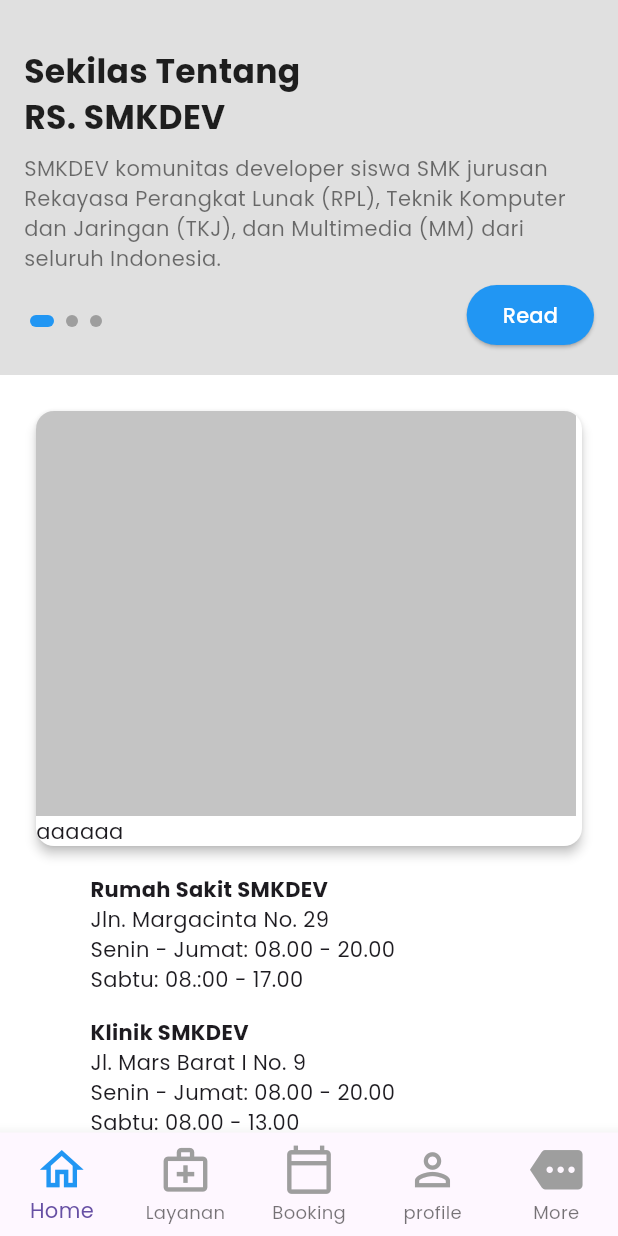
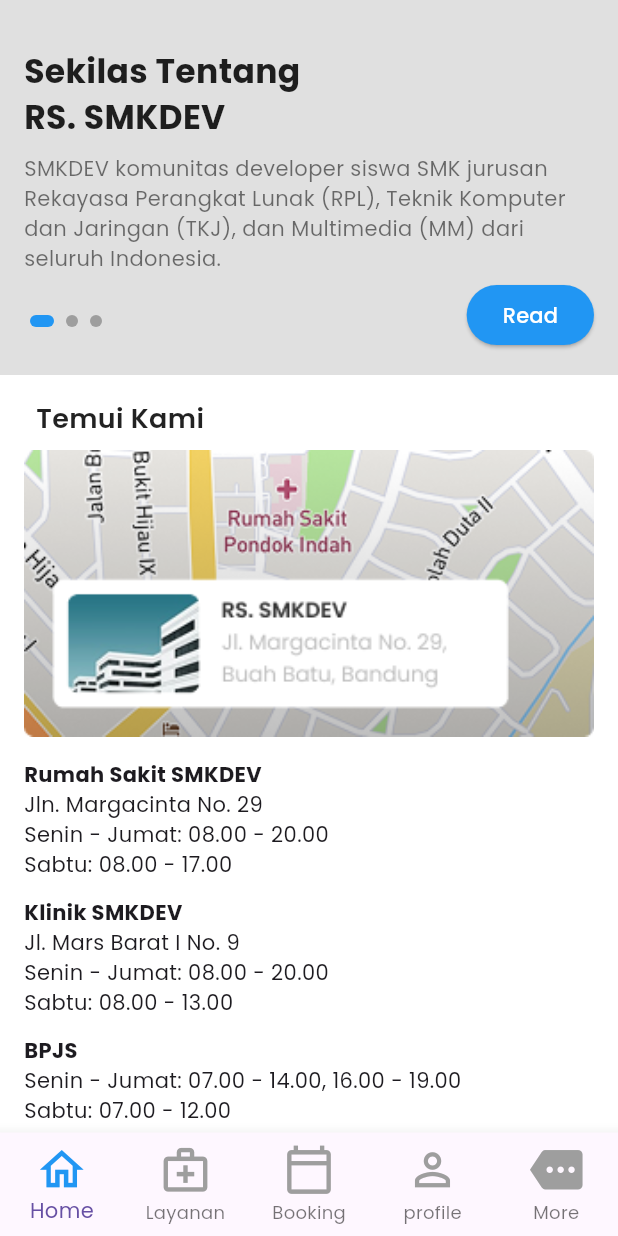
Before and after one commit to zyrridian/hospital-app, a Flutter app: the screen it shows after launch, on a phone screen of 412 x 824 dp. Run offline on Flutter 3.47's test engine with Material 3 defaults, Android fonts, the phone set to English and light mode, and no system bars; drawn by our look-alikes of carousel_slider.

Commit message:
feat: add map section home

```diff
--- a/lib/home/home.dart
+++ b/lib/home/home.dart
@@ -61,6 +61,30 @@ class _HomePageState extends State<HomePage> {
       'buttonText': 'Join Us'
     }
   ];
+
+  final Map<String, dynamic> mapData = {
+    'title': 'Temui Kami',
+    'image': 'assets/images/map.png',
+    'locations': [
+      {
+        'name': 'Rumah Sakit SMKDEV',
+        'address': 'Jln. Margacinta No. 29',
+        'hours': ['Senin - Jumat: 08.00 - 20.00', 'Sabtu: 08.00 - 17.00']
+      },
+      {
+        'name': 'Klinik SMKDEV',
+        'address': 'Jl. Mars Barat I No. 9',
+        'hours': ['Senin - Jumat: 08.00 - 20.00', 'Sabtu: 08.00 - 13.00']
+      },
+      {
+        'name': 'BPJS',
+        'hours': [
+          'Senin - Jumat: 07.00 - 14.00, 16.00 - 19.00',
+          'Sabtu: 07.00 - 12.00'
+        ]
+      }
+    ]
+  };
 
   @override
   Widget build(BuildContext context) {
@@ -190,62 +214,52 @@ class _HomePageState extends State<HomePage> {
   }
 
   Widget _buildMap() {
-    return Container(
-        color: Colors.white,
-        margin: const EdgeInsets.all(20.0),
-        child: Column(
-          children: [
-            SizedBox(
-              // height: 300.0,
-              child: Card(
-                clipBehavior: Clip.antiAliasWithSaveLayer,
-                elevation: 3.0,
-                color: Colors.white,
-                // margin: EdgeInsets.all(8.0),
+    return Padding(
+      padding: const EdgeInsets.all(16.0),
       child: Column(
         crossAxisAlignment: CrossAxisAlignment.start,
         children: [
-                    // SizedBox(height: 0.0),
-                    Image.asset("assets/images/test.png"),
-                    // SizedBox(height: 0.0),
-                    Row(
-                      children: [
-                        // SizedBox(height: 16.0),
-                        Text('aaa'),
-                        // SizedBox(height: 16.0),
-                        Text('aaa'),
-                      ],
-                    ),
-                    // SizedBox(height: 16.0,)
-                  ],
+          Padding(
+            padding: const EdgeInsets.only(left: 8.0),
+            child: Text(
+              mapData['title'],
+              style: const TextStyle(
+                fontSize: 18,
+                fontWeight: FontWeight.w600,
+                color: Colors.black87,
               ),
             ),
           ),
-            Container(
-              margin: EdgeInsets.only(top: 15.0),
+          const SizedBox(height: 8.0),
+          Image.asset(
+            mapData['image'],
+            width: double.infinity,
+            fit: BoxFit.cover,
+          ),
+          const SizedBox(height: 15.0),
+          Column(
+            crossAxisAlignment: CrossAxisAlignment.start,
+            children: mapData['locations'].map<Widget>((location) {
+              return Padding(
+                padding: const EdgeInsets.only(bottom: 12.0),
                 child: Column(
                   crossAxisAlignment: CrossAxisAlignment.start,
                   children: [
-                  Text("Rumah Sakit SMKDEV",
-                      style: TextStyle(fontWeight: FontWeight.bold)),
-                  Text("Jln. Margacinta No. 29"),
-                  Text("Senin - Jumat: 08.00 - 20.00"),
-                  Text("Sabtu: 08.:00 - 17.00"),
-                  Padding(padding: const EdgeInsets.only(top: 15.0)),
-                  Text("Klinik SMKDEV",
-                      style: TextStyle(fontWeight: FontWeight.bold)),
-                  Text("Jl. Mars Barat I No. 9"),
-                  Text("Senin - Jumat: 08.00 - 20.00"),
-                  Text("Sabtu: 08.00 - 13.00"),
-                  Padding(padding: const EdgeInsets.only(top: 15.0)),
-                  Text("BPJS", style: TextStyle(fontWeight: FontWeight.bold)),
-                  Text("Senin - Jumat: 07.00 - 14.00, 16.00 - 19.00"),
-                  Text("Sabtu: 07.00 - 12.00"),
+                    Text(
+                      location['name'],
+                      style: const TextStyle(fontWeight: FontWeight.bold),
+                    ),
+                    if (location.containsKey('address'))
+                      Text(location['address']),
+                    ...location['hours'].map<Widget>((hour) => Text(hour)),
                   ],
                 ),
-            )
+              );
+            }).toList(),
+          ),
         ],
-        ));
+      ),
+    );
   }
 
   Widget _buildTentangKamiOverview() {
--- a/pubspec.yaml
+++ b/pubspec.yaml
@@ -56,6 +56,7 @@ flutter:
     - assets/images/logo2.png
     - assets/images/test.png
     - assets/images/sekilas.png
+    - assets/images/map.png
 
   # An image asset can refer to one or more resolution-specific "variants", see
   # https://flutter.dev/assets-and-images/#resolution-aware.
```
Also changed, not shown: assets/images/map.png (added). Lines whose indentation alone changed are shown as unchanged.
